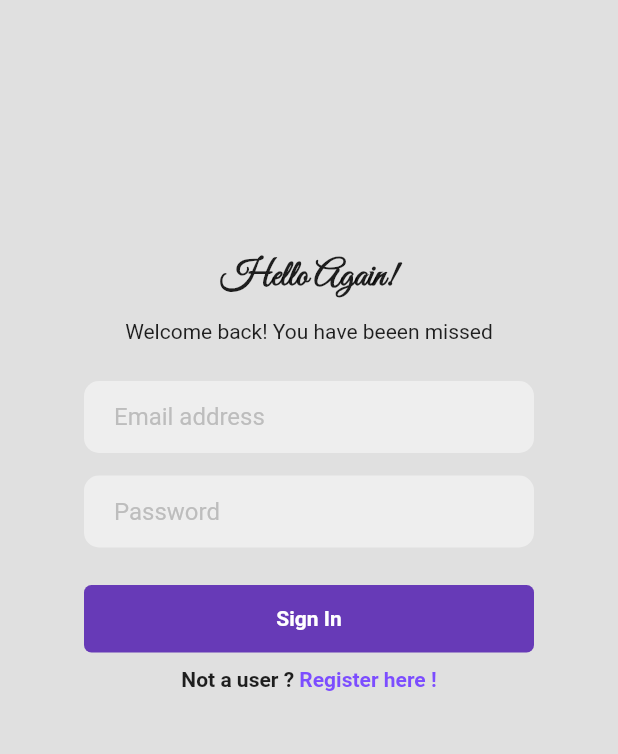
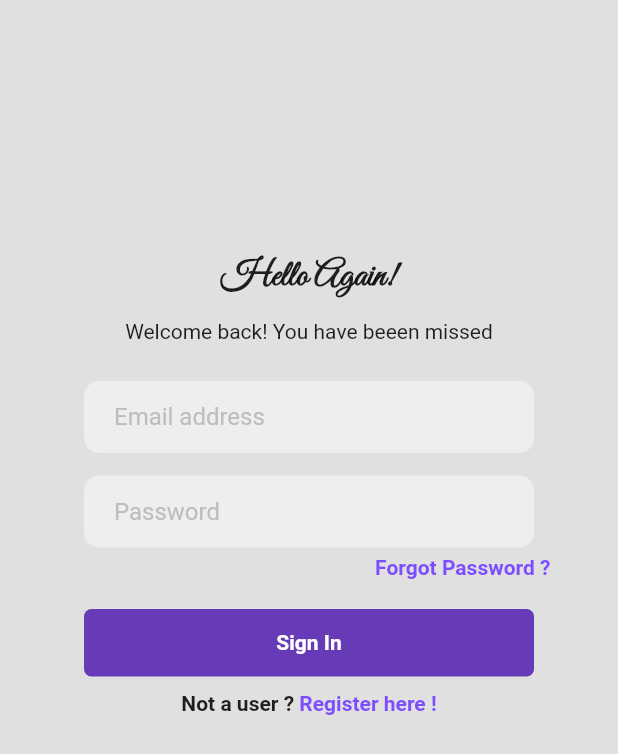
Before and after one commit to Disha152/Flutter_authentication, a Flutter app: the screen it shows after launch, on a phone screen of 412 x 824 dp. Shown: the top 754 px of the screen. Run offline on Flutter 3.47's test engine with Material 2 defaults, Android fonts, the phone set to English and light mode, and no system bars; our stand-ins replace firebase_auth, firebase_core, google_fonts; missing offline and left inert: firebase_auth_web; accounts and stored records are empty.

Commit message:
reset password done

```diff
--- a/lib/auth/main_page.dart
+++ b/lib/auth/main_page.dart
@@ -1,6 +1,5 @@
 import 'package:flutter/material.dart';
 import 'package:firebase_auth/firebase_auth.dart';
-import '../pages/login_page.dart';
 import '../pages/home_page.dart';
 import 'auth_page.dart';
 
@@ -14,9 +13,9 @@ class MainPage extends StatelessWidget {
             stream: FirebaseAuth.instance.authStateChanges(),
             builder: (context, snapshot) {
               if (snapshot.hasData) {
-                return HomePage();
+                return const HomePage();
               } else {
-                return AuthPage();
+                return const AuthPage();
               }
             }));
   }
--- a/lib/main.dart
+++ b/lib/main.dart
@@ -1,9 +1,7 @@
-import 'package:firebase_auth/firebase_auth.dart';
 import 'package:flutter/material.dart';
 import 'package:koko_authetication/auth/main_page.dart';
 import 'firebase_options.dart';
 import 'package:firebase_core/firebase_core.dart';
-import 'pages/login_page.dart';
 
 
 void main() async {
@@ -27,7 +25,7 @@ class MyApp extends StatelessWidget {
       theme: ThemeData(primarySwatch: Colors.deepPurple),
       debugShowCheckedModeBanner: false,
       title: 'Flutter Authentication Demo',
-      home: MainPage()
+      home: const MainPage()
     );
   }
 }
--- a/lib/pages/login_page.dart
+++ b/lib/pages/login_page.dart
@@ -1,12 +1,10 @@
 import 'package:firebase_auth/firebase_auth.dart';
 import 'package:flutter/material.dart';
 import 'package:google_fonts/google_fonts.dart';
-import 'package:koko_authetication/pages/home_page.dart';
-import '../sign_up_page.dart';
-
+import 'password_reset.dart';
 class LoginPage extends StatefulWidget {
   final VoidCallback showRegisterPage;
-   LoginPage({super.key,required this.showRegisterPage});
+  const LoginPage({super.key, required this.showRegisterPage});
 
   @override
   State<LoginPage> createState() => _LoginPageState();
@@ -28,7 +26,7 @@ class _LoginPageState extends State<LoginPage> {
     passwordController.dispose();
     super.dispose();
   }
-
+  @override
   Widget build(BuildContext context) {
     return Scaffold(
         backgroundColor: Colors.grey[300],
@@ -37,18 +35,18 @@ class _LoginPageState extends State<LoginPage> {
             child: Center(
               child: Column(
                 children: [
-                  SizedBox(height: 170),
+                  const SizedBox(height: 170),
                   Text('Hello Again!',
                       style: GoogleFonts.greatVibes(
                           fontSize: 24, fontWeight: FontWeight.bold)),
-                  SizedBox(
+                  const SizedBox(
                     height: 13,
                   ),
-                  Text('Welcome back! You have beeen missed'),
-                  SizedBox(height: 25),
+                  const Text('Welcome back! You have beeen missed'),
+                  const SizedBox(height: 25),
                   //Email TextField
                   Container(
-                      padding: EdgeInsets.symmetric(horizontal: 20),
+                      padding: const EdgeInsets.symmetric(horizontal: 20),
                       width: 300,
                       decoration: BoxDecoration(
                         color: Colors.grey[200],
@@ -62,12 +60,12 @@ class _LoginPageState extends State<LoginPage> {
                           hintStyle: TextStyle(color: Colors.grey[400]),
                         ),
                       )),
-                  SizedBox(
+                  const SizedBox(
                     height: 15,
                   ),
                   //Password TextField
                   Container(
-                      padding: EdgeInsets.symmetric(horizontal: 20),
+                      padding: const EdgeInsets.symmetric(horizontal: 20),
                       width: 300,
                       decoration: BoxDecoration(
                         color: Colors.grey[200],
@@ -82,33 +80,59 @@ class _LoginPageState extends State<LoginPage> {
                           hintStyle: TextStyle(color: Colors.grey[400]),
                         ),
                       )),
-                  SizedBox(height: 25),
+                  const SizedBox(height: 5),
+
+                  Row(
+                    mainAxisAlignment: MainAxisAlignment.end,
+                    children: [
+                      GestureDetector(
+                        onTap: () {
+                          Navigator.push(
+                              context,
+                              MaterialPageRoute(
+                                  builder: (context) => const ForgotPasswordPage()));
+                        },
+                        child: Container(
+                          padding: const EdgeInsets.symmetric(
+                            horizontal: 45,
+                          ),
+                          child: const Text(
+                            'Forgot Password ?',
+                            style: TextStyle(
+                                color: Colors.deepPurpleAccent,
+                                fontWeight: FontWeight.bold),
+                          ),
+                        ),
+                      ),
+                    ],
+                  ),
+
+                  const SizedBox(height: 20),
+
                   //Sign In Button
                   GestureDetector(
                     onTap: signIn,
                     child: Container(
                         height: 45,
-                        padding: EdgeInsets.symmetric(horizontal: 20),
+                        padding: const EdgeInsets.symmetric(horizontal: 20),
                         width: 300,
                         decoration: BoxDecoration(
                           color: Colors.deepPurple,
                           borderRadius: BorderRadius.circular(5),
                         ),
-                        child: Center(
+                        child: const Center(
                             child: Text(
                           'Sign In',
                           style: TextStyle(
                               color: Colors.white, fontWeight: FontWeight.bold),
                         ))),
                   ),
-                  SizedBox(height: 10),
-                  Container(
-                    child: Center(
-                      // padding: EdgeInsets.symmetric(horizontal: 145),
+                  const SizedBox(height: 10),
+                  Center(
                     child: Row(
                       mainAxisAlignment: MainAxisAlignment.center,
                       children: [
-                          Text('Not a user ? ',
+                        const Text('Not a user ? ',
                             style: TextStyle(fontWeight: FontWeight.bold)),
                         GestureDetector(
                           onTap: () {
@@ -118,13 +142,12 @@ class _LoginPageState extends State<LoginPage> {
                             //     MaterialPageRoute(
                             //         builder: (context) => SignUpPage()));
                           },
-                            child: Text('Register here !',
+                          child: const Text('Register here !',
                               style: TextStyle(
                                   color: Colors.deepPurpleAccent,
                                   fontWeight: FontWeight.bold)),
                         ),
                       ],
-                      ),
                     ),
                   )
                 ],
--- a/lib/sign_up_page.dart
+++ b/lib/sign_up_page.dart
@@ -56,6 +56,7 @@ class _SignUpPageState extends State<SignUpPage> {
                     );
                   }
                 } catch (e) {
+                  // ignore: avoid_print
                   print(e);
                 }
               },
--- a/pubspec.yaml
+++ b/pubspec.yaml
@@ -39,6 +39,10 @@ dependencies:
   firebase_auth: ^4.2.4
   firebase_core: ^2.4.1
   google_fonts: ^3.0.1
+  email_auth: ^1.0.0
+  http: ^0.13.5
+  shared_preferences: ^2.0.15
+
 
 dev_dependencies:
   flutter_test:
```
Also changed, not shown: lib/pages/forgot_password.dart (added, +107 -0 lines), lib/pages/password_reset.dart (added, +57 -0 lines), lib/pages/register_page.dart (+15 -15 lines), pubspec.lock, 2 other files. Lines whose indentation alone changed are shown as unchanged.
